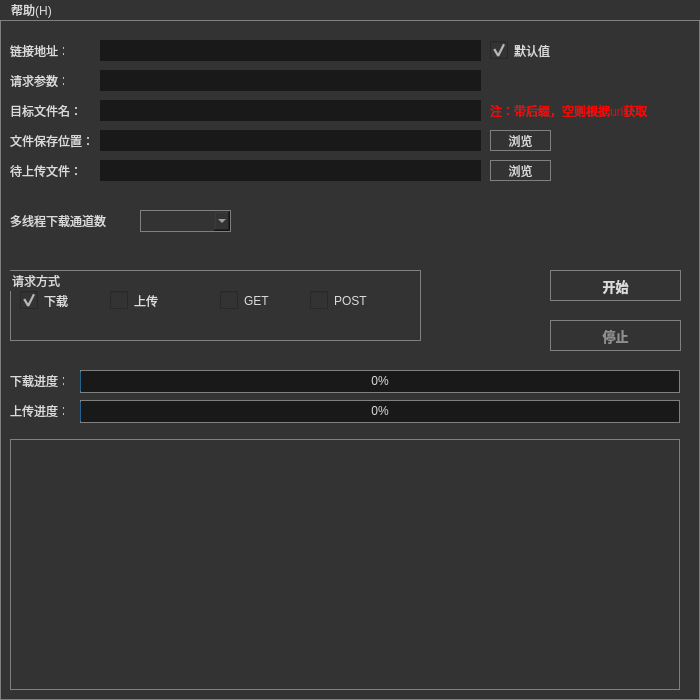
This is Sample/CURLTool/curltool.ui in VilasWang/HttpRequest-master as Qt 5 draws it before an edit. The edited form follows.
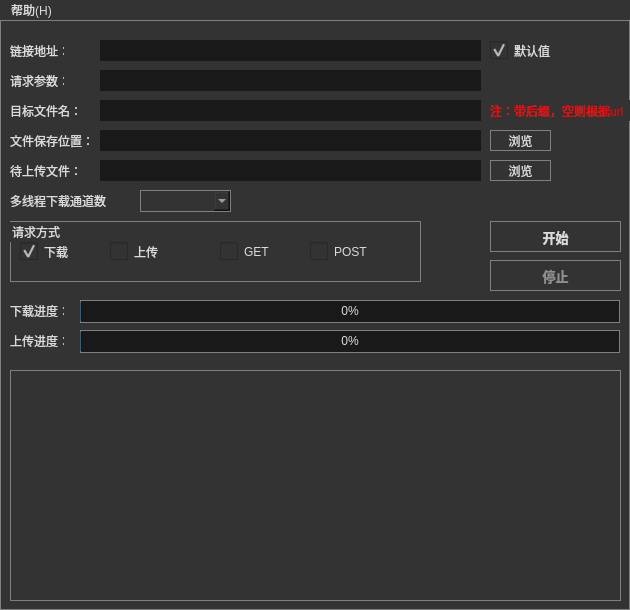
This is the edited form. Icons and pictures are not drawn.

Patch:
```diff
--- a/Sample/CURLTool/curltool.ui
+++ b/Sample/CURLTool/curltool.ui
@@ -6,8 +6,8 @@
    <rect>
     <x>0</x>
     <y>0</y>
-    <width>700</width>
-    <height>700</height>
+    <width>630</width>
+    <height>610</height>
    </rect>
   </property>
   <property name="sizePolicy">
@@ -45,8 +45,8 @@
     <property name="geometry">
      <rect>
       <x>80</x>
-      <y>380</y>
-      <width>600</width>
+      <y>310</y>
+      <width>540</width>
       <height>23</height>
      </rect>
     </property>
@@ -67,9 +67,9 @@
     <property name="geometry">
      <rect>
       <x>10</x>
-      <y>419</y>
-      <width>670</width>
-      <height>251</height>
+      <y>350</y>
+      <width>611</width>
+      <height>231</height>
      </rect>
     </property>
     <property name="styleSheet">
@@ -129,8 +129,8 @@
     <property name="geometry">
      <rect>
       <x>80</x>
-      <y>350</y>
-      <width>600</width>
+      <y>280</y>
+      <width>540</width>
       <height>23</height>
      </rect>
     </property>
@@ -145,7 +145,7 @@
     <property name="geometry">
      <rect>
       <x>10</x>
-      <y>380</y>
+      <y>310</y>
       <width>54</width>
       <height>21</height>
      </rect>
@@ -158,7 +158,7 @@
     <property name="geometry">
      <rect>
       <x>10</x>
-      <y>350</y>
+      <y>280</y>
       <width>54</width>
       <height>21</height>
      </rect>
@@ -173,8 +173,8 @@
     </property>
     <property name="geometry">
      <rect>
-      <x>550</x>
-      <y>300</y>
+      <x>490</x>
+      <y>240</y>
       <width>131</width>
       <height>31</height>
      </rect>
@@ -195,9 +195,9 @@
     <property name="geometry">
      <rect>
       <x>10</x>
-      <y>250</y>
+      <y>201</y>
       <width>411</width>
-      <height>71</height>
+      <height>61</height>
      </rect>
     </property>
     <property name="title">
@@ -286,8 +286,8 @@
    <widget class="QPushButton" name="btn_start">
     <property name="geometry">
      <rect>
-      <x>550</x>
-      <y>250</y>
+      <x>490</x>
+      <y>201</y>
       <width>131</width>
       <height>31</height>
      </rect>
@@ -428,7 +428,7 @@
     <property name="geometry">
      <rect>
       <x>140</x>
-      <y>190</y>
+      <y>170</y>
       <width>91</width>
       <height>22</height>
      </rect>
@@ -438,7 +438,7 @@
     <property name="geometry">
      <rect>
       <x>10</x>
-      <y>190</y>
+      <y>170</y>
       <width>101</width>
       <height>21</height>
      </rect>
@@ -452,7 +452,7 @@
      <rect>
       <x>490</x>
       <y>80</y>
-      <width>171</width>
+      <width>141</width>
       <height>21</height>
      </rect>
     </property>
@@ -460,7 +460,7 @@
      <string notr="true">color:red;</string>
     </property>
     <property name="text">
-     <string>注：带后缀，空则根据url获取</string>
+     <string>注：带后缀，空则根据url</string>
     </property>
    </widget>
    <zorder>groupBox</zorder>
@@ -493,7 +493,7 @@
     <rect>
      <x>0</x>
      <y>0</y>
-     <width>700</width>
+     <width>630</width>
      <height>20</height>
     </rect>
    </property>
```
